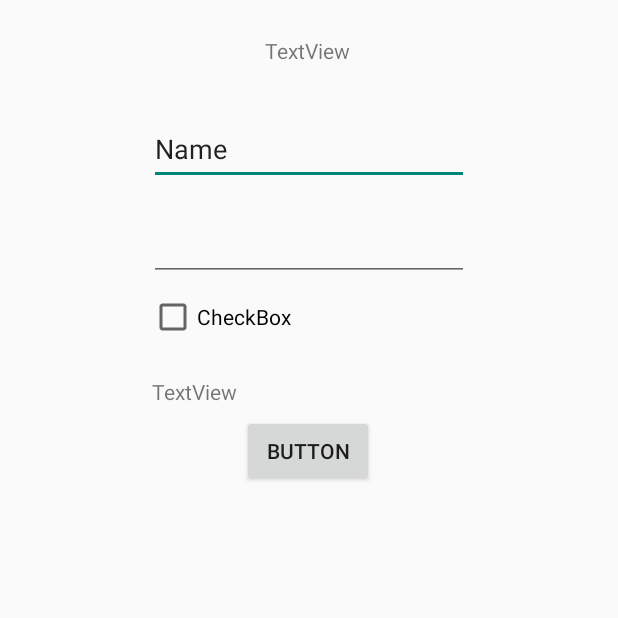
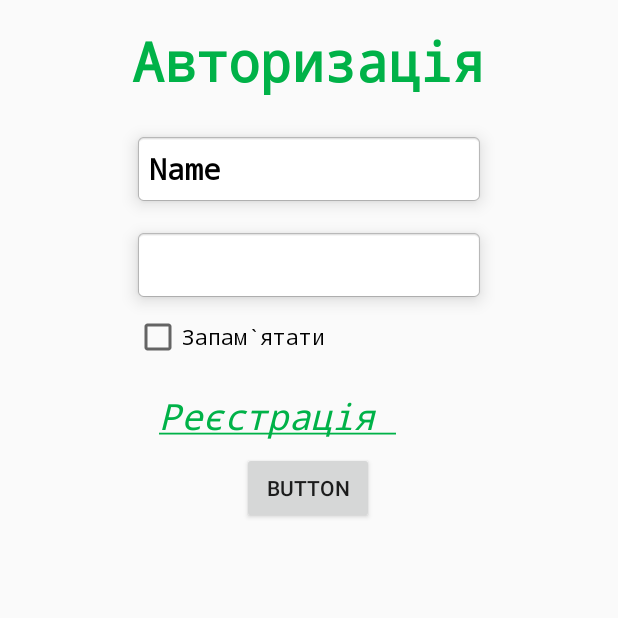
Before and after one commit to AntonenkoSergey/CarDriverAssistant, an Android app: the Authorization screen opened directly, with no data from a screen before it, on a phone screen of 412 x 824 dp, the top half of it. Run offline under Robolectric (Android 15) with nearby library versions, the phone set to English and light mode, and no system bars.

Commit message:
авторізацыя 2

```diff
--- a/app/src/main/res/layout/activity_authorization.xml
+++ b/app/src/main/res/layout/activity_authorization.xml
@@ -8,6 +8,7 @@
 
     <EditText
         android:id="@+id/editTextTextPersonName"
+        style="@style/MyEditTextStyle"
         android:layout_width="wrap_content"
         android:layout_height="wrap_content"
         android:layout_marginTop="8dp"
@@ -23,6 +24,7 @@
 
     <EditText
         android:id="@+id/editTextTextPassword"
+        style="@style/MyEditTextStyle"
         android:layout_width="wrap_content"
         android:layout_height="wrap_content"
         android:layout_marginTop="8dp"
@@ -39,9 +41,13 @@
         android:id="@+id/textView"
         android:layout_width="wrap_content"
         android:layout_height="wrap_content"
-        android:layout_marginTop="24dp"
-        android:layout_marginBottom="24dp"
-        android:text="TextView"
+        android:layout_marginTop="16dp"
+        android:layout_marginBottom="16dp"
+        android:text="@string/authorization"
+        android:textAlignment="center"
+        android:textColor="@color/primaryDarkColor"
+        android:textSize="36sp"
+        android:typeface="monospace"
         app:layout_constraintBottom_toTopOf="@+id/editTextTextPersonName"
         app:layout_constraintEnd_toEndOf="parent"
         app:layout_constraintHorizontal_bias="0.498"
@@ -52,9 +58,12 @@
         android:id="@+id/checkBox"
         android:layout_width="wrap_content"
         android:layout_height="wrap_content"
-        android:layout_marginBottom="8dp"
+        android:layout_marginBottom="6dp"
         android:minHeight="48dp"
-        android:text="CheckBox"
+        android:text="@string/check_Save"
+        android:textColor="@color/primaryTextColor"
+        android:textSize="14sp"
+        android:typeface="monospace"
         app:layout_constraintBottom_toTopOf="@+id/textView2"
         app:layout_constraintEnd_toEndOf="parent"
         app:layout_constraintHorizontal_bias="0.0"
@@ -65,7 +74,7 @@
         android:id="@+id/button"
         android:layout_width="wrap_content"
         android:layout_height="48dp"
-        android:layout_marginTop="6dp"
+        android:layout_marginTop="8dp"
         android:text="Button"
         app:layout_constraintEnd_toEndOf="parent"
         app:layout_constraintHorizontal_bias="0.498"
@@ -76,19 +85,18 @@
         android:id="@+id/textView2"
         android:layout_width="wrap_content"
         android:layout_height="wrap_content"
-        android:layout_marginTop="8dp"
-        android:text="TextView"
+        android:layout_marginTop="6dp"
+        android:layout_marginBottom="8dp"
+        android:elevation="20dp"
+        android:text="@string/registration"
+        android:textAlignment="center"
+        android:textColor="@color/primaryDarkColor"
+        android:textSize="24sp"
+        android:typeface="monospace"
         app:layout_constraintBottom_toTopOf="@+id/button"
         app:layout_constraintEnd_toEndOf="parent"
         app:layout_constraintHorizontal_bias="0.007"
         app:layout_constraintStart_toStartOf="@+id/checkBox"
         app:layout_constraintTop_toBottomOf="@+id/checkBox" />
 
-    <androidx.constraintlayout.widget.Guideline
-        android:id="@+id/guideline5"
-        android:layout_width="wrap_content"
-        android:layout_height="wrap_content"
-        android:orientation="horizontal"
-        app:layout_constraintGuide_begin="20dp" />
-
 </androidx.constraintlayout.widget.ConstraintLayout>
--- a/app/src/main/res/values/strings.xml
+++ b/app/src/main/res/values/strings.xml
@@ -1,3 +1,9 @@
 <resources>
     <string name="app_name">Car Driver Assistant</string>
+    <string name="authorization"><b>Авторизація</b></string>
+    <string name="check_Save">Запам`ятати</string>
+    <string name="registration"> <i><u>Реєстрація </u></i></string>
+   <!-- <b>жирный шрифт</b>
+    <i>наклонный шрифт</i>
+    <u>подчеркнутый шрифт</u>-->
 </resources>
--- a/app/src/main/res/values/themes.xml
+++ b/app/src/main/res/values/themes.xml
@@ -13,4 +13,13 @@
         <item name="android:statusBarColor" tools:targetApi="l">?attr/colorPrimaryVariant</item>
         <!-- Customize your theme here. -->
     </style>
+    <style name="MyEditTextStyle" parent="android:Widget.EditText">
+        <item name="android:textColor">@color/black</item>
+        <item name="android:textStyle">bold</item>
+        <item name="android:padding">10dp</item>
+        <item name="android:typeface">monospace</item>
+        <item name="android:background">@android:drawable/editbox_background_normal</item>
+        <item name="android:textSize">20sp</item>
+        <item name="android:elevation">7dp</item>
+    </style>
 </resources>
```
